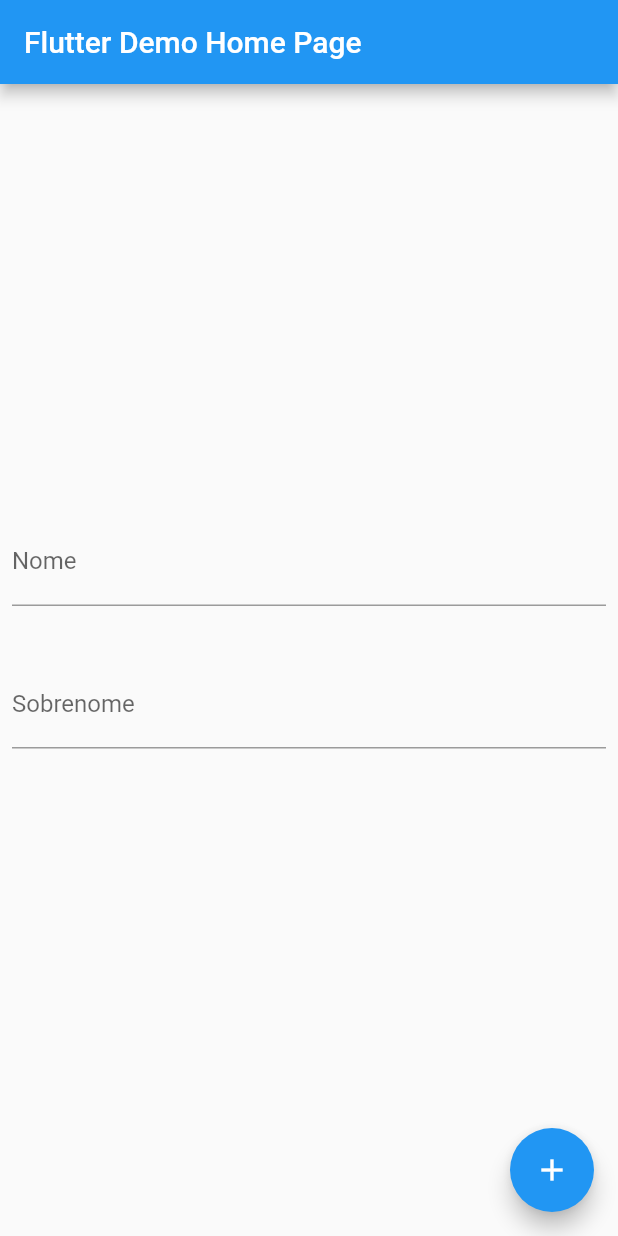
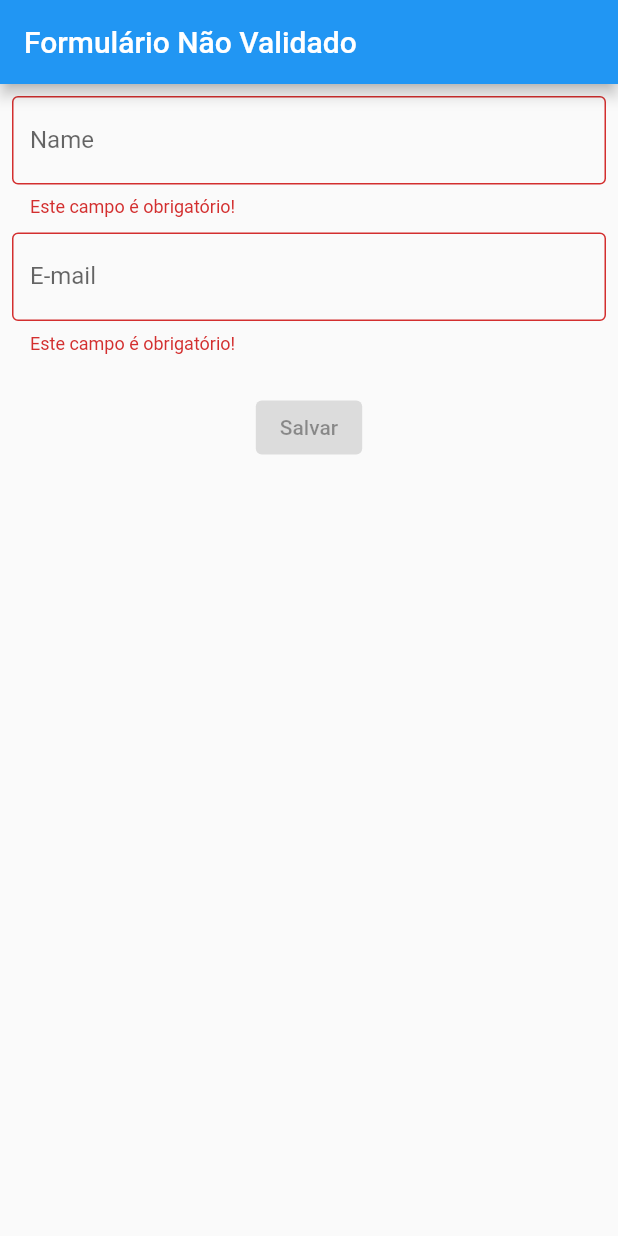
Before and after one commit to Tiago3F/mobx, a Flutter app: the screen it shows after launch, on a phone screen of 412 x 824 dp. Run offline on Flutter 3.47's test engine with Material 2 defaults, Android fonts, the phone set to English and light mode, and no system bars; our stand-ins replace flutter_mobx, mobx; generated files the repository leaves out were written again.

Commit message:
feat: :sparkles: Criando formulário componentizado

```diff
--- /dev/null
+++ b/lib/body.dart
@@ -0,0 +1,58 @@
+import 'package:flutter/material.dart';
+import 'package:flutter_mobx/flutter_mobx.dart';
+import 'package:provider/provider.dart';
+
+import 'controller.dart';
+
+class BodyWidget extends StatelessWidget {
+  const BodyWidget({Key? key}) : super(key: key);
+
+  _textField({required String labelText, onChanged, Function()? errorText}) {
+    return TextField(
+      onChanged: onChanged,
+      decoration: InputDecoration(
+          border: const OutlineInputBorder(),
+          labelText: labelText,
+          errorText: errorText == null ? null : errorText()),
+    );
+  }
+
+  @override
+  Widget build(BuildContext context) {
+    final controller = Provider.of<Controller>(context);
+
+    return Padding(
+      padding: const EdgeInsets.all(8.0),
+      child: Column(
+        children: <Widget>[
+          Observer(
+            builder: (_) {
+              return _textField(
+                labelText: 'Name',
+                onChanged: controller.client.changeName,
+                errorText: controller.validateName,
+              );
+            },
+          ),
+          const SizedBox(height: 10),
+          Observer(
+            builder: (_) {
+              return _textField(
+                labelText: 'E-mail',
+                onChanged: controller.client.changeEmail,
+                errorText: controller.validateEmail,
+              );
+            },
+          ),
+          const SizedBox(height: 25),
+          Observer(builder: (_) {
+            return ElevatedButton(
+              onPressed: controller.isValid ? () {} : null,
+              child: const Text("Salvar"),
+            );
+          }),
+        ],
+      ),
+    );
+  }
+}
--- a/lib/controller.dart
+++ b/lib/controller.dart
@@ -1,25 +1,37 @@
 import 'package:mobx/mobx.dart';
+
+import 'models/client.dart';
 part 'controller.g.dart';
 
-class Controller = ControllerBase with _$Controller;
+class Controller = _ControllerBase with _$Controller;
 
-abstract class ControllerBase with Store {
-  @observable
-  String nome = '';
-
-  @observable
-  String sobrenome = '';
+abstract class _ControllerBase with Store {
+  var client = Client();
 
   @computed
-  String get nomecompleto => "$nome $sobrenome";
-
-  @action
-  mudarNome(String newName) {
-    nome = newName;
+  bool get isValid {
+    return validateName() == null && validateEmail() == null;
   }
 
-  @action
-  mudarSobrenome(String newName) {
-    sobrenome = newName;
+  String? validateName() {
+    if (client.name == null || client.name.isEmpty) {
+      return "Este campo é obrigatório!";
+    } else if (client.name.length < 3) {
+      return "Seu nome precisa ter mais de 3 caracteres!";
+    }
+
+    return null;
   }
+
+  String? validateEmail() {
+    if (client.email == null || client.email.isEmpty) {
+      return "Este campo é obrigatório!";
+    } else if (!client.email.contains("@")) {
+      return "E-mail inválido!";
+    }
+
+    return null;
+  }
+
+  dispose() {}
 }
--- a/lib/home.dart
+++ b/lib/home.dart
@@ -1,7 +1,8 @@
 import 'package:flutter/material.dart';
 import 'package:flutter_mobx/flutter_mobx.dart';
-
-import 'controller.dart';
+import 'package:mob/body.dart';
+import 'package:mob/controller.dart';
+import 'package:provider/provider.dart';
 
 class MyHomePage extends StatefulWidget {
   const MyHomePage({Key? key, required this.title}) : super(key: key);
@@ -13,47 +14,18 @@ class MyHomePage extends StatefulWidget {
 }
 
 class _MyHomePageState extends State<MyHomePage> {
-  final controller = Controller();
-
   @override
   Widget build(BuildContext context) {
+    final controller = Provider.of<Controller>(context);
+
     return Scaffold(
       appBar: AppBar(
-        title: Text(widget.title),
+        title: Observer(
+            builder: (_) => Text(controller.isValid
+                ? 'Formulário Validado'
+                : 'Formulário Não Validado')),
       ),
-      body: Center(
-        child: Column(
-          mainAxisAlignment: MainAxisAlignment.center,
-          children: <Widget>[
-            Padding(
-              padding: const EdgeInsets.all(8.0),
-              child: TextField(
-                decoration: const InputDecoration(labelText: 'Nome'),
-                onChanged: controller.mudarNome,
-              ),
-            ),
-            const SizedBox(height: 20),
-            Padding(
-              padding: EdgeInsets.all(8.0),
-              child: TextField(
-                decoration: InputDecoration(labelText: 'Sobrenome'),
-                onChanged: controller.mudarSobrenome,
-              ),
-            ),
-            SizedBox(height: 20),
-            Observer(
-              builder: (_) {
-                return Text('${controller.nomecompleto}');
-              },
-            )
-          ],
-        ),
-      ),
-      floatingActionButton: FloatingActionButton(
-        onPressed: () {},
-        tooltip: 'Increment',
-        child: const Icon(Icons.add),
-      ),
+      body: const BodyWidget(),
     );
   }
 }
--- a/lib/main.dart
+++ b/lib/main.dart
@@ -1,4 +1,6 @@
 import 'package:flutter/material.dart';
+import 'package:mob/controller.dart';
+import 'package:provider/provider.dart';
 
 import 'home.dart';
 
@@ -11,12 +13,19 @@ class MyApp extends StatelessWidget {
 
   @override
   Widget build(BuildContext context) {
-    return MaterialApp(
-      title: 'Flutter Demo',
-      theme: ThemeData(
-        primarySwatch: Colors.blue,
+    return MultiProvider(
+      providers: [
+        Provider<Controller>(
+            create: (_) => Controller(),
+            dispose: (_, controller) => controller.dispose())
+      ],
+      child: MaterialApp(
+        title: 'Flutter Demo',
+        theme: ThemeData(
+          primarySwatch: Colors.blue,
+        ),
+        home: const MyHomePage(title: 'Formulário'),
       ),
-      home: const MyHomePage(title: 'Flutter Demo Home Page'),
     );
   }
 }
--- a/pubspec.yaml
+++ b/pubspec.yaml
@@ -29,13 +29,10 @@ environment:
 dependencies:
   flutter:
     sdk: flutter
-
-
-  # The following adds the Cupertino Icons font to your application.
-  # Use with the CupertinoIcons class for iOS style icons.
   cupertino_icons: ^1.0.2
   mobx: ^2.0.7+4
   flutter_mobx: ^2.0.6+1
+  provider: ^6.0.3
 
 dev_dependencies:
   flutter_test:
```
Also changed, not shown: lib/models/client.dart (added, +21 -0 lines), lib/controller.g.dart, lib/models/client.g.dart (added), pubspec.lock.
